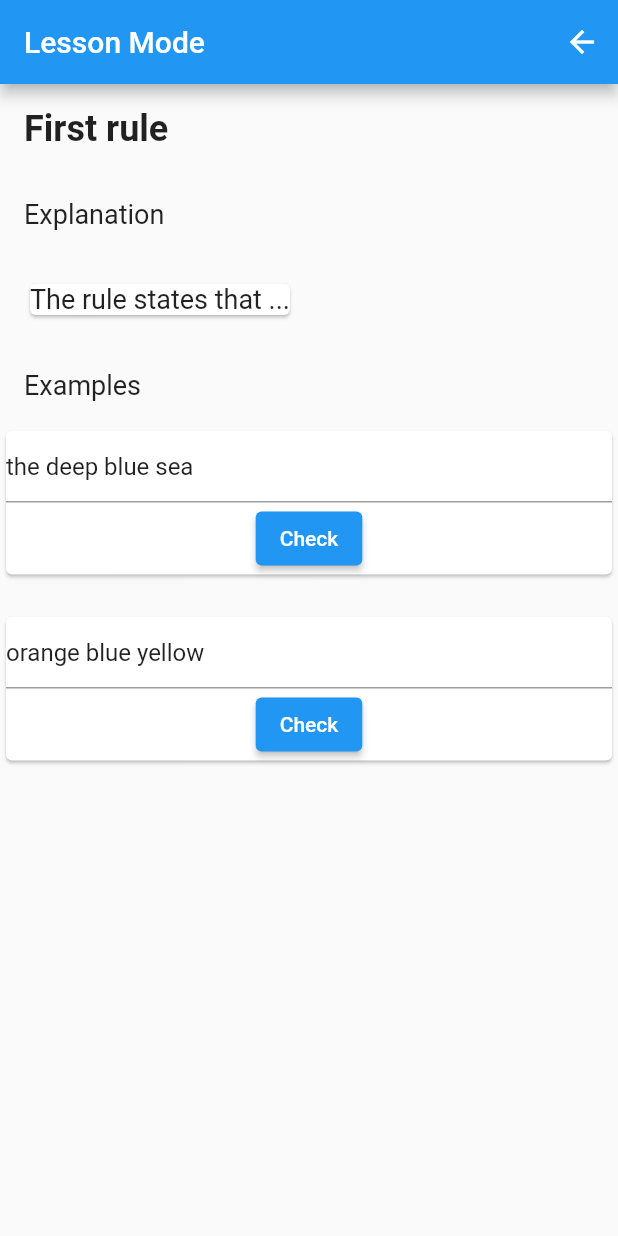
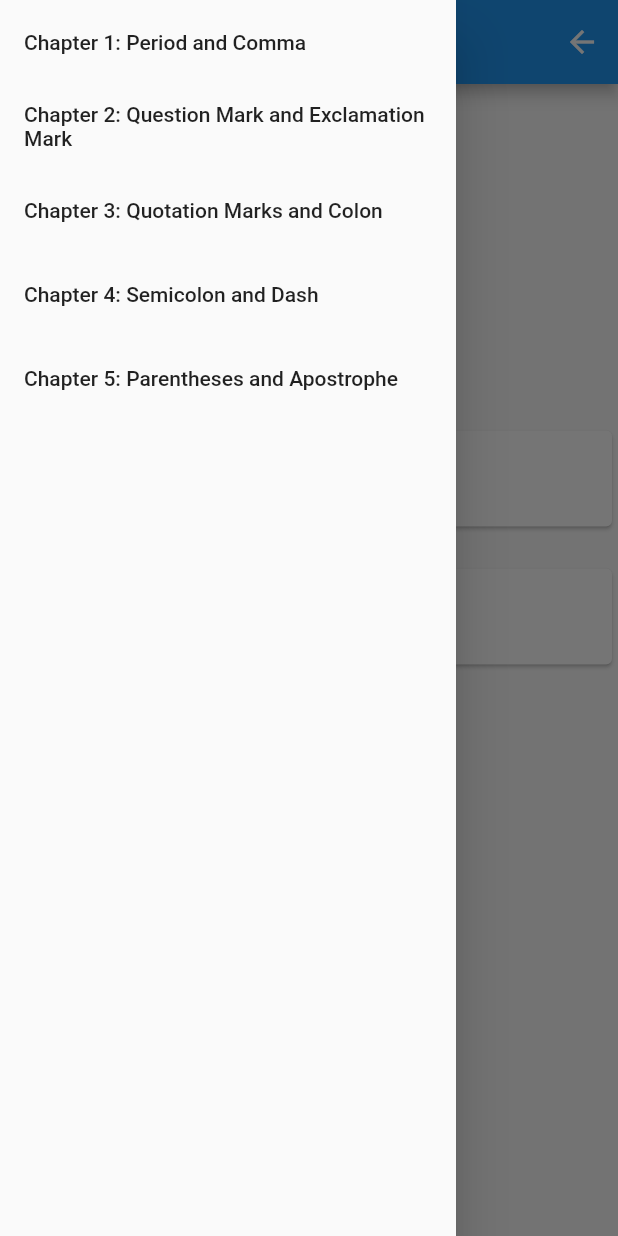
Before and after one commit to jamal-o/punc_quest, a Flutter app: the screen it shows after launch, with the side drawer open (before the commit the screen has no drawer), on a phone screen of 412 x 824 dp. Run offline on Flutter 3.47's test engine with Material 2 defaults, Android fonts, the phone set to English and light mode, and no system bars; our stand-ins replace go_router.

Commit message:
implemented Nav bar

```diff
--- a/lib/models/lesson_data.dart
+++ b/lib/models/lesson_data.dart
@@ -4,7 +4,7 @@ class LessonData {
   }
 
   var lessonData = {
-    'comma1': {
+    'period': {
       'examples': [
         {
           'prompt': 'the deep blue sea',
@@ -18,6 +18,29 @@ class LessonData {
       'title': 'First rule',
       'explanation': 'The rule states that ...',
     },
+    'Commas with lists': {
+      'examples': [
+        {
+          'prompt': 'Julie loves ice cream books and kittens.',
+          'answer': [
+            'Julie loves ice cream, books, and kittens.',
+            'Julie loves ice cream, books and kittens.'
+          ],
+        },
+        {
+          'prompt': 'orange blue yellow',
+          'answer': 'orange, blue, yellow',
+        }
+      ],
+      'title': 'First rule',
+      'explanation': "When you have a list of items with more"
+          "than two elements, it's recommended to use commas to separate them."
+          "This helps avoid confusion and ensures that each item in the list is"
+          "distinct. Remember, you can also choose to include the optional"
+          "serial comma before the word 'and' to make the meaning even"
+          "clearer. Whether it's a list of nouns, verbs, adjectives, or"
+          "clauses, using commas appropriately will make your writing more organized and easier to comprehend.",
+    },
     'comma2': {
       'examples': [
         {
@@ -30,3 +53,19 @@ class LessonData {
     },
   };
 }
+
+
+// 'comma1': {
+//       'examples': [
+//         {
+//           'prompt': 'the deep blue sea',
+//           'answer': 'the deep, blue sea',
+//         },
+//         {
+//           'prompt': 'orange blue yellow',
+//           'answer': 'orange, blue, yellow',
+//         }
+//       ],
+//       'title': 'First rule',
+//       'explanation': 'The rule states that ...',
+//     }
--- a/lib/navigation_and_state/navigation.dart
+++ b/lib/navigation_and_state/navigation.dart
@@ -7,11 +7,22 @@ import 'package:punc_quest/constants.dart';
 import 'package:punc_quest/screens/screens.dart';
 
 class AppRouter extends ChangeNotifier {
+  static Drawer nav = Drawer(
+    child: ListView.builder(
+      itemCount: chapters.length,
+      itemBuilder: (context, index) {
+        return ListTile(
+          title: Text(chapters[index].chapterTitle),
+        );
+      },
+    ),
+  );
+
   final GoRouter router = GoRouter(
     debugLogDiagnostics: true,
     //TODO: add refresh Listnebale
     // initialLocation: '/',
-    initialLocation: '/$lessonsScreen/comma1',
+    initialLocation: '/$lessonsScreen/period',
     routes: [
       GoRoute(
         path: '/',
@@ -45,6 +56,7 @@ class AppRouter extends ChangeNotifier {
       switch (state.error) {
         default:
           return Scaffold(
+            drawer: nav,
             body: Column(
               mainAxisAlignment: MainAxisAlignment.center,
               children: [
@@ -64,3 +76,35 @@ class AppRouter extends ChangeNotifier {
     },
   );
 }
+
+class Chapter {
+  const Chapter({
+    required this.chapterTitle,
+    this.description = '',
+    required this.path,
+  });
+  final String chapterTitle, description, path;
+}
+
+const chapters = <Chapter>[
+  Chapter(
+    chapterTitle: 'Chapter 1: Period and Comma',
+    path: '',
+  ),
+  Chapter(
+    chapterTitle: 'Chapter 2: Question Mark and Exclamation Mark',
+    path: '',
+  ),
+  Chapter(
+    chapterTitle: 'Chapter 3: Quotation Marks and Colon',
+    path: '',
+  ),
+  Chapter(
+    chapterTitle: 'Chapter 4: Semicolon and Dash',
+    path: '',
+  ),
+  Chapter(
+    chapterTitle: 'Chapter 5: Parentheses and Apostrophe',
+    path: '',
+  ),
+];
--- a/lib/screens/challenge_screen.dart
+++ b/lib/screens/challenge_screen.dart
@@ -1,5 +1,6 @@
 import 'dart:convert';
 import 'package:flutter/material.dart';
+import 'package:punc_quest/navigation_and_state/navigation.dart';
 
 class ChallengeScreen extends StatefulWidget {
   const ChallengeScreen({super.key});
@@ -26,6 +27,7 @@ class ChallengeScreenState extends State<ChallengeScreen> {
   @override
   Widget build(BuildContext context) {
     return Scaffold(
+      drawer: AppRouter.nav,
       appBar: AppBar(
         centerTitle: true,
         title: const Text('Quest Mode'),
--- a/lib/screens/chapters_screen.dart
+++ b/lib/screens/chapters_screen.dart
@@ -10,6 +10,7 @@ class ChaptersScreen extends StatelessWidget {
   @override
   Widget build(BuildContext context) {
     return Scaffold(
+      drawer: AppRouter.nav,
       appBar: AppBar(
         title: const Text('Chapters'),
       ),
--- a/lib/screens/lesson_screen.dart
+++ b/lib/screens/lesson_screen.dart
@@ -1,3 +1,5 @@
+import 'dart:async';
+
 import 'package:flutter/material.dart';
 import 'package:provider/provider.dart';
 import 'package:punc_quest/constants.dart';
@@ -31,6 +33,7 @@ class LessonScreen extends StatelessWidget {
     );
 
     return Scaffold(
+      drawer: AppRouter.nav,
       appBar: AppBar(
         title: const Text('Lesson Mode'),
         actions: [
@@ -143,7 +146,7 @@ class _InteractiveExampleState extends State<InteractiveExample> {
 
   @override
   Widget build(BuildContext context) {
-    return Container(
+    var initialTextField = Container(
       child: Card(
         child: Column(
           children: [
@@ -159,5 +162,26 @@ class _InteractiveExampleState extends State<InteractiveExample> {
         ),
       ),
     );
+    int count = 0;
+    var highlightedTextField = Container(
+      child: Card(
+        child: Column(
+          children: [
+            RichText(
+              text: TextSpan(children: [
+                for (String val in _example.answer.split(' '))
+                  TextSpan(text: val, style: TextStyle(color: Colors.grey)),
+              ]),
+            ),
+            ElevatedButton(
+              onPressed: checkAnswer,
+              child: const Text('Check'),
+            ),
+          ],
+        ),
+      ),
+    );
+    // return initialTextField;
+    return highlightedTextField;
   }
 }
--- a/lib/screens/onboarding_screen.dart
+++ b/lib/screens/onboarding_screen.dart
@@ -9,6 +9,7 @@ class OnboardingScreen extends StatelessWidget {
   @override
   Widget build(BuildContext context) {
     return Scaffold(
+      drawer: AppRouter.nav,
       backgroundColor: Colors.white,
       body: Padding(
         padding: const EdgeInsets.all(20.0),
--- a/lib/screens/punctuation_intro_screen.dart
+++ b/lib/screens/punctuation_intro_screen.dart
@@ -32,6 +32,7 @@ class PunctuationIntroScreen extends StatelessWidget {
       ),
     );
     return Scaffold(
+      drawer: AppRouter.nav,
       appBar: AppBar(
         title: const Text('Discover the Power of Punctuation!'),
       ),
```
